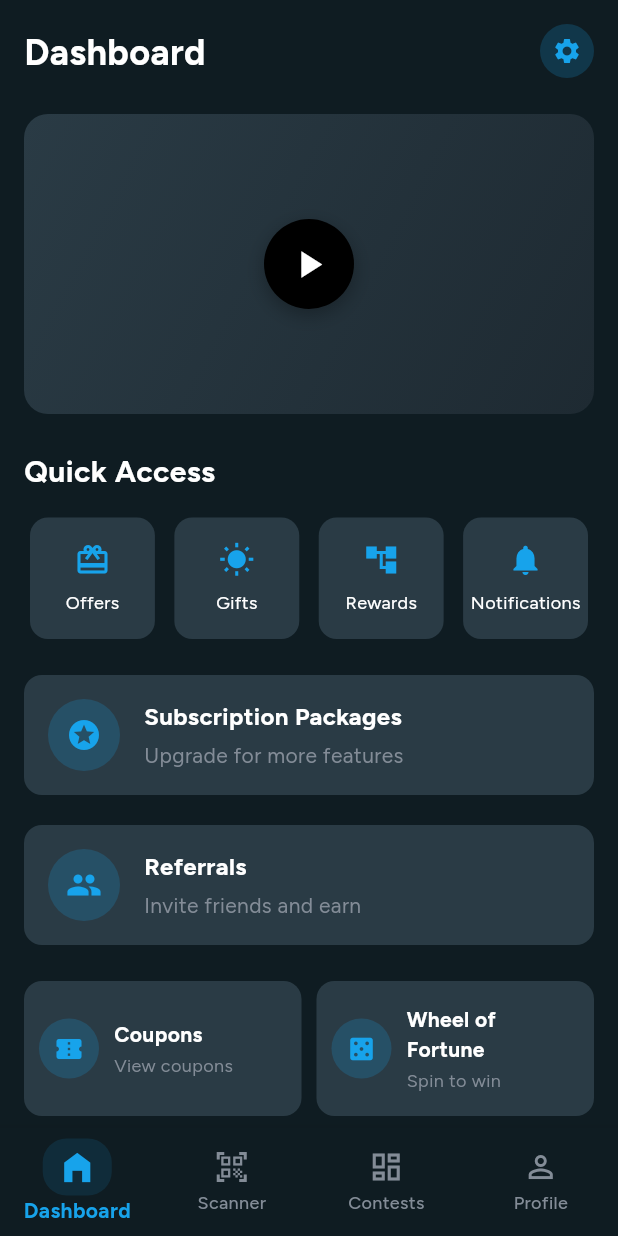
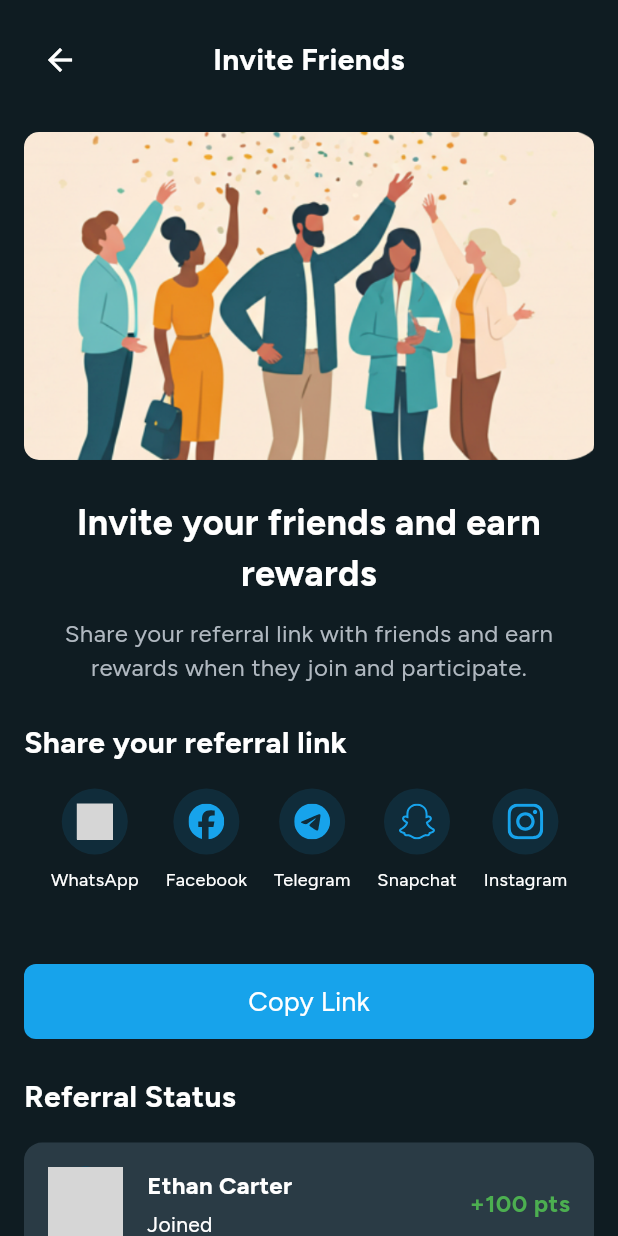
Before and after one commit to SherazAli-67/flixbit, a Flutter app: the DashboardPage screen opened by its route, after a tap on "Referrals", on a phone screen of 412 x 824 dp. Run offline on Flutter 3.47's test engine with Material 3 defaults, Android fonts, the phone set to English and light mode, and no system bars; our stand-ins replace cloud_firestore, firebase_auth, firebase_core, firebase_storage, flutter_svg, go_router and 1 more; accounts and stored records are empty; network calls fail; project files that could hold a hidden picture were left out; grey boxes are pictures that could not be loaded.

Commit message:
UI Development
1. Referral Page Development

```diff
--- a/lib/src/features/main_menu/dashboard_flow/dashboard_page.dart
+++ b/lib/src/features/main_menu/dashboard_flow/dashboard_page.dart
@@ -169,7 +169,9 @@ class DashboardPage extends StatelessWidget {
         _buildListCard(Icons.stars, 'Subscription Packages', 'Upgrade for more features', (){
           context.push(RouterEnum.subscriptionView.routeName);
         }),
-        _buildListCard(Icons.people, 'Referrals', 'Invite friends and earn', (){}),
+        _buildListCard(Icons.people, 'Referrals', 'Invite friends and earn', (){
+          context.push(RouterEnum.referralView.routeName);
+        }),
       ],
     );
   }
--- /dev/null
+++ b/lib/src/features/referral_page.dart
@@ -0,0 +1,246 @@
+import 'package:flixbit/src/res/app_icons.dart';
+import 'package:flutter/material.dart';
+import 'package:flutter_svg/flutter_svg.dart';
+import '../res/app_colors.dart';
+import '../res/apptextstyles.dart';
+
+class ReferralPage extends StatelessWidget {
+  const ReferralPage({super.key});
+
+  @override
+  Widget build(BuildContext context) {
+    return Scaffold(
+      backgroundColor: AppColors.darkBgColor,
+      body: SafeArea(
+        child: SingleChildScrollView(
+          padding: const EdgeInsets.all(16.0),
+          child: Column(
+            spacing: 24,
+            children: [
+              // Header
+              _buildHeader(context),
+
+              // Main Illustration Card
+              _buildIllustrationCard(),
+
+              // Invite and Earn Rewards Section
+              _buildInviteSection(),
+
+              // Share Your Referral Link Section
+              _buildShareSection(),
+
+              // Referral Status Section
+              _buildReferralStatusSection(),
+            ],
+          ),
+        ),
+      ),
+    );
+  }
+
+  Widget _buildHeader(BuildContext context) {
+    return Row(
+      children: [
+        IconButton(
+          onPressed: () => Navigator.of(context).pop(),
+          icon: const Icon(
+            Icons.arrow_back,
+            color: AppColors.whiteColor,
+            size: 24,
+          ),
+        ),
+        const Expanded(
+          child: Text(
+            'Invite Friends',
+            textAlign: TextAlign.center,
+            style: AppTextStyles.subHeadingTextStyle,
+          ),
+        ),
+        const SizedBox(width: 48), // Balance the back button
+      ],
+    );
+  }
+
+  Widget _buildIllustrationCard() {
+    return ClipRRect(
+        borderRadius: BorderRadius.circular(10),
+        child: Image.asset(AppIcons.referralPageImg, fit: BoxFit.cover,));
+  }
+
+  Widget _buildInviteSection() {
+    return Column(
+      spacing: 12,
+      children: [
+        const Text(
+          'Invite your friends and earn rewards',
+          textAlign: TextAlign.center,
+          style: AppTextStyles.headingTextStyle3,
+        ),
+        Text(
+          'Share your referral link with friends and earn rewards when they join and participate.',
+          textAlign: TextAlign.center,
+          style: AppTextStyles.bodyTextStyle.copyWith(
+            color: AppColors.lightGreyColor,
+          ),
+        ),
+      ],
+    );
+  }
+
+  Widget _buildShareSection() {
+    return Column(
+      crossAxisAlignment: CrossAxisAlignment.start,
+      spacing: 16,
+      children: [
+        const Text(
+          'Share your referral link',
+          style: AppTextStyles.subHeadingTextStyle,
+        ),
+        Row(
+          mainAxisAlignment: MainAxisAlignment.spaceEvenly,
+          children: [
+            _buildSocialIcon('WhatsApp', AppIcons.icWhatsApp),
+            _buildSocialIcon('Facebook', AppIcons.icFacebook),
+            _buildSocialIcon('Telegram', AppIcons.icTelegram),
+            _buildSocialIcon('Snapchat', AppIcons.icSnapchat),
+            _buildSocialIcon('Instagram', AppIcons.icInstagram),
+          ],
+        ),
+        const SizedBox(height: 16),
+        SizedBox(
+          width: double.infinity,
+          child: ElevatedButton(
+            onPressed: () {
+              // Handle copy link action
+            },
+            style: ElevatedButton.styleFrom(
+              backgroundColor: AppColors.primaryColor,
+              foregroundColor: AppColors.whiteColor,
+              padding: const EdgeInsets.symmetric(vertical: 12),
+              shape: RoundedRectangleBorder(
+                borderRadius: BorderRadius.circular(8),
+              ),
+              elevation: 0,
+            ),
+            child: Text(
+              'Copy Link',
+              style: AppTextStyles.buttonTextStyle.copyWith(
+                color: AppColors.whiteColor,
+              ),
+            ),
+          ),
+        ),
+      ],
+    );
+  }
+
+  Widget _buildSocialIcon(String name, String icon) {
+    return Column(
+      spacing: 8,
+      children: [
+        Container(
+          decoration: BoxDecoration(
+            color: AppColors.primaryColor.withValues(alpha: 0.12),
+            shape: BoxShape.circle,
+          ),
+          padding: EdgeInsets.all(10),
+          child: SvgPicture.asset(icon, colorFilter: ColorFilter.mode(AppColors.primaryColor, BlendMode.srcIn,), height: 24,)
+        ),
+        Text(
+          name,
+          style: AppTextStyles.captionTextStyle,
+        ),
+      ],
+    );
+  }
+
+  Widget _buildReferralStatusSection() {
+    return Column(
+      crossAxisAlignment: CrossAxisAlignment.start,
+      spacing: 16,
+      children: [
+        const Text(
+          'Referral Status',
+          style: AppTextStyles.subHeadingTextStyle,
+        ),
+        Column(
+          spacing: 16,
+          children: [
+            _buildReferralFriend(
+              'Ethan Carter',
+              'Joined',
+              '+100 pts',
+              Icons.person,
+            ),
+            _buildReferralFriend(
+              'Sophia Clark',
+              'Joined',
+              '+100 pts',
+              Icons.person,
+            ),
+            _buildReferralFriend(
+              'Liam Walker',
+              'Joined',
+              '+100 pts',
+              Icons.person,
+            ),
+            _buildReferralFriend(
+              'Olivia Harris',
+              'Joined',
+              '+100 pts',
+              Icons.person,
+            ),
+          ],
+        ),
+      ],
+    );
+  }
+
+  Widget _buildReferralFriend(String name, String status, String points, IconData icon) {
+    return Container(
+      padding: const EdgeInsets.all(16),
+      decoration: BoxDecoration(
+        color: AppColors.cardBgColor,
+        borderRadius: BorderRadius.circular(12),
+      ),
+      child: Row(
+        spacing: 16,
+        children: [
+          // Profile Picture
+          CircleAvatar(
+            radius: 25,
+            backgroundImage: NetworkImage(AppIcons.icDummyProfileUrl),
+          ),
+
+
+          // Name and Status
+          Expanded(
+            child: Column(
+              crossAxisAlignment: CrossAxisAlignment.start,
+              spacing: 4,
+              children: [
+                Text(
+                  name,
+                  style: AppTextStyles.rewardTitleStyle,
+                ),
+                Text(
+                  status,
+                  style: AppTextStyles.rewardDescStyle,
+                ),
+              ],
+            ),
+          ),
+
+          // Points
+          Text(
+            points,
+            style: AppTextStyles.rewardTitleStyle.copyWith(
+              color: AppColors.greenColor,
+              fontWeight: FontWeight.w600,
+            ),
+          ),
+        ],
+      ),
+    );
+  }
+}
--- a/lib/src/res/app_colors.dart
+++ b/lib/src/res/app_colors.dart
@@ -10,4 +10,11 @@ class AppColors {
   static const lightBlueColor = Color(0xff4a9eff);
   static const lightGreyColor = Color(0xffb0b8c0);
   static const darkGreyColor = Color(0xff4a5568);
+  static const greenColor = Color(0xff4CAF50);
+  static const lightBeigeColor = Color(0xffF5F5DC);
+  static const socialBlueColor = Color(0xff4267B2);
+  static const whatsappColor = Color(0xff25D366);
+  static const telegramColor = Color(0xff0088cc);
+  static const snapchatColor = Color(0xffFFFC00);
+  static const instagramColor = Color(0xffE4405F);
 }
--- a/lib/src/res/app_icons.dart
+++ b/lib/src/res/app_icons.dart
@@ -6,5 +6,15 @@ class AppIcons{
 
   static const icCamera = 'asset/svgs/ic_camera.svg';
   static const icDummyImgUrl = 'https://images.unsplash.com/photo-1759352371478-6071563e058a?w=900&auto=format&fit=crop&q=60&ixlib=rb-4.1.0&ixid=M3wxMjA3fDB8MHxmZWF0dXJlZC1waG90b3MtZmVlZHw3fHx8ZW58MHx8fHx8';
+  static const referralPageImg = 'asset/images/referral_page_img.png';
+
+  //social icons
+  static const icWhatsApp = 'asset/svgs/ic_whatsapp.svg';
+  static const icFacebook = 'asset/svgs/ic_facebook.svg';
+  static const icInstagram = 'asset/svgs/ic_instagram.svg';
+  static const icSnapchat = 'asset/svgs/ic_snapchat.svg';
+  static const icTelegram = 'asset/svgs/ic_telegram.svg';
+
+  static const icDummyProfileUrl = 'https://images.unsplash.com/photo-1759503076789-f35229bf5123?w=900&auto=format&fit=crop&q=60&ixlib=rb-4.1.0&ixid=M3wxMjA3fDB8MHxmZWF0dXJlZC1waG90b3MtZmVlZHw4fHx8ZW58MHx8fHx8';
 
 }
--- a/lib/src/routes/app_router.dart
+++ b/lib/src/routes/app_router.dart
@@ -2,6 +2,7 @@ import 'package:firebase_auth/firebase_auth.dart';
 import 'package:flixbit/src/features/authentication/login_page.dart';
 import 'package:flixbit/src/features/authentication/signup_page.dart';
 import 'package:flixbit/src/features/main_menu/qr_scanner_page.dart';
+import 'package:flixbit/src/features/referral_page.dart';
 import 'package:flixbit/src/features/rewards_page.dart';
 import 'package:flixbit/src/features/subscription_plans_page.dart';
 import 'package:flixbit/src/routes/router_enum.dart';
@@ -43,6 +44,10 @@ final GoRouter appRouter = GoRouter(
     GoRoute(
       path: RouterEnum.offersView.routeName,
       builder: (BuildContext context, GoRouterState state) => const OffersPage(),
+    ),
+    GoRoute(
+      path: RouterEnum.referralView.routeName,
+      builder: (BuildContext context, GoRouterState state) => const ReferralPage(),
     ),
     StatefulShellRoute.indexedStack(
       builder: (BuildContext context, GoRouterState state, StatefulNavigationShell navigationShell) {
--- a/lib/src/routes/router_enum.dart
+++ b/lib/src/routes/router_enum.dart
@@ -11,6 +11,7 @@ enum RouterEnum {
   subscriptionView('/subscription_view'),
   rewardsView('/rewards_view'),
   offersView('/offers_view'),
+  referralView('/referral_view'),
 
 
   //BottomNav
```
Also changed, not shown: asset/images/referral_page_img.png (added), asset/svgs/ic_facebook.svg (added), asset/svgs/ic_instagram.svg (added), asset/svgs/ic_snapchat.svg (added), asset/svgs/ic_telegram.svg (added), asset/svgs/ic_whatsapp.svg (added).
